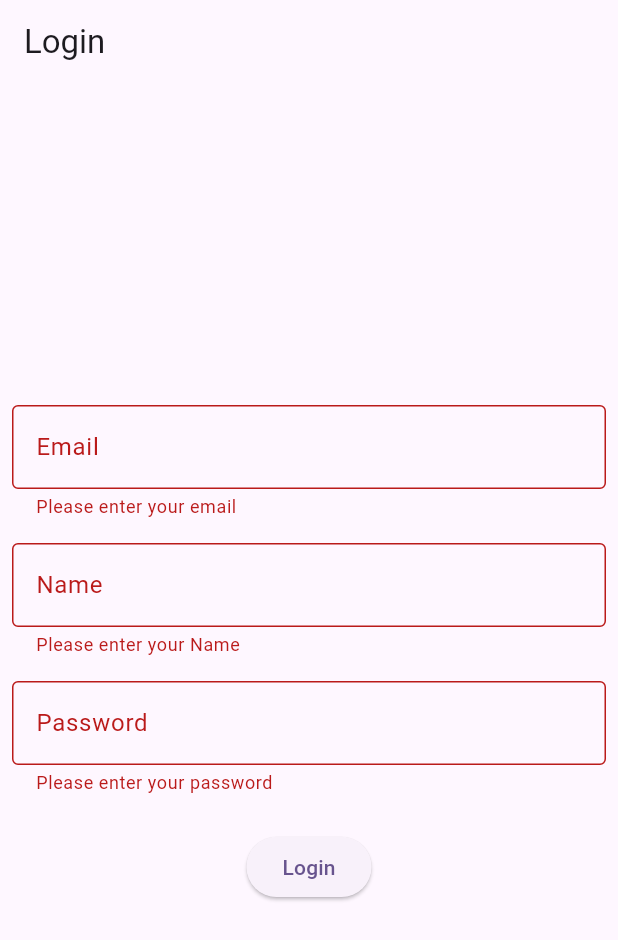
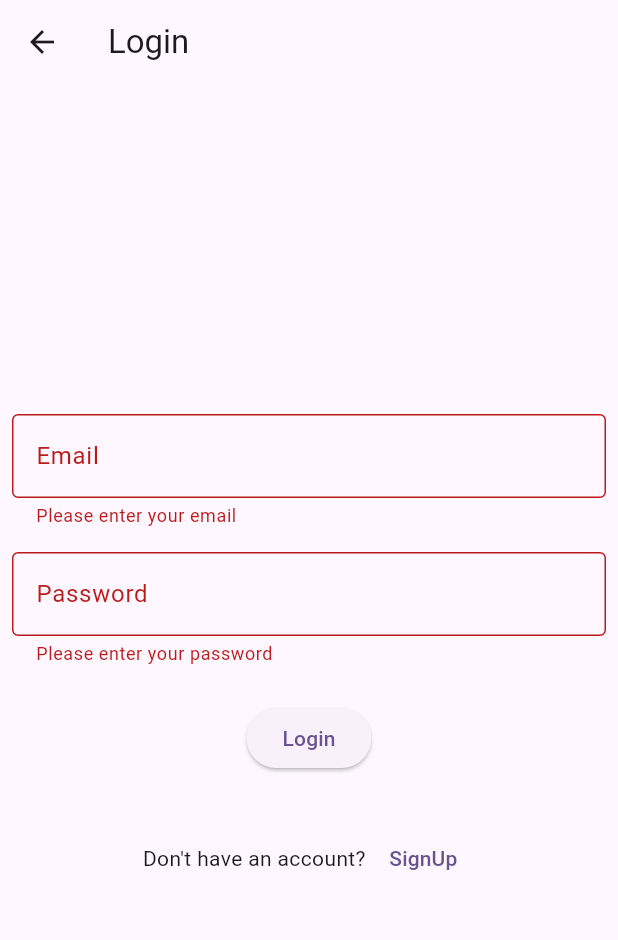
Before and after one commit to sakethshetty/streamSpot, a Flutter app: the screen it shows after launch, after a tap on "Login", on a phone screen of 412 x 824 dp. Shown: the top 940 px of the screen. Run offline on Flutter 3.47's test engine with Material 3 defaults, Android fonts, the phone set to English and light mode, and no system bars.

Commit message:
App frontend initial design done

```diff
--- /dev/null
+++ b/app/lib/app/pages/homePage/home_page.dart
@@ -0,0 +1,49 @@
+import 'package:flutter/material.dart';
+import 'package:app/app/widgets/bottom_nav_bar.dart';
+import 'package:app/app/pages/userDetailsPage/user_detail_page.dart';
+import 'package:app/app/pages/homePage/video_list_page.dart';
+import 'package:app/app/widgets/drawer.dart';
+// import 'dart:convert';
+
+
+class HomePage extends StatefulWidget {
+  const HomePage({super.key});
+  @override
+  HomePageState createState() => HomePageState();
+}
+
+class HomePageState extends State<HomePage> {
+  int _selectedIndex = 0;
+
+  void _onItemTapped(int index) {
+    setState(() {
+      print(_pages.length);
+      _selectedIndex = index;
+    });
+  }
+
+  // List of pages for navigation
+  final List<Widget> _pages = [
+    const VideoListPage(), // VideoListPage is now one of the pages
+    const AccountDetailsPage()
+    // Add other pages here
+  ];
+
+  @override
+  Widget build(BuildContext context) {
+    return Scaffold(
+      appBar: AppBar(
+        title: const Text('StreamSpot'),
+        backgroundColor: Colors.redAccent,
+      ),
+      drawer: const CustomDrawer(),
+      body: Center(
+        child: _pages.elementAt(_selectedIndex), // Display the page based on the index
+      ),
+      bottomNavigationBar: CustomBottomNavBar(
+        selectedIndex: _selectedIndex,
+        onItemTapped: _onItemTapped,
+      ),
+    );
+  }
+}
--- /dev/null
+++ b/app/lib/app/pages/homePage/video_list_page.dart
@@ -0,0 +1,36 @@
+import 'package:flutter/material.dart';
+
+class VideoListPage extends StatefulWidget {
+  const VideoListPage({super.key});
+
+  @override
+  VideoListPageState createState() => VideoListPageState();
+}
+
+class VideoListPageState extends State<VideoListPage> {
+  List videos = [];
+
+  @override
+  void initState() {
+    super.initState();
+    fetchVideos();
+  }
+
+  Future<void> fetchVideos() async {
+    // Your existing fetchVideos logic
+  }
+
+  @override
+  Widget build(BuildContext context) {
+    return ListView.builder(
+      itemCount: videos.length,
+      itemBuilder: (context, index) {
+        var video = videos[index];
+        return ListTile(
+          title: Text(video),
+          // Add onTap or other event handling as needed
+        );
+      },
+    );
+  }
+}
--- a/app/lib/app/pages/login_page/login_page.dart
+++ b/app/lib/app/pages/login_page/login_page.dart
@@ -12,18 +12,18 @@
   final _formKey = GlobalKey<FormState>();
   String _email = '';
   String _password = '';
-  String _name = '';
 
   void _submit() async {
+    print(_email);
+    print(_password);
     if (_formKey.currentState?.validate() ?? false) {
       _formKey.currentState?.save();
       var response = await http.post(
-        Uri.parse('http://10.0.2.2:5000/signup'),
+        Uri.parse('http://10.0.2.2:5000/api/login'),
         headers: <String, String>{
           'Content-Type': 'application/json; charset=UTF-8',
         },
         body: jsonEncode(<String, String>{
-          'name': _name,
           'email': _email,
           'password': _password,
         }),
@@ -73,22 +73,6 @@
               padding: const EdgeInsets.all(8.0),
               child: TextFormField(
                 decoration: const InputDecoration(
-                  labelText: 'Name',
-                  border: OutlineInputBorder(),
-                ),
-                validator: (value) {
-                  if (value?.isEmpty ?? false) {
-                    return 'Please enter your Name';
-                  }
-                  return null;
-                },
-                onSaved: (value) => _name = value!,
-              ),
-            ),
-            Padding(
-              padding: const EdgeInsets.all(8.0),
-              child: TextFormField(
-                decoration: const InputDecoration(
                   labelText: 'Password',
                   border: OutlineInputBorder(),
                 ),
@@ -109,6 +93,22 @@
                 child: const Text('Login'),
               ),
             ),
+            Padding(
+              padding: const EdgeInsets.symmetric(vertical: 16.0),
+              child: Row(
+                mainAxisAlignment: MainAxisAlignment.center,
+                children: <Widget>[
+                  const Text('Don\'t have an account? '),
+                  TextButton(
+                    onPressed: () {
+                      // Navigate to the login page
+                      Navigator.of(context).pushNamed('/signup');
+                    },
+                    child: const Text('SignUp'),
+                  ),
+                ],
+              ),
+            )
           ],
         ),
       ),
--- /dev/null
+++ b/app/lib/app/widgets/bottom_nav_bar.dart
@@ -0,0 +1,34 @@
+import 'package:flutter/material.dart';
+
+class CustomBottomNavBar extends StatelessWidget {
+  final int selectedIndex;
+  final Function(int) onItemTapped;
+
+  const CustomBottomNavBar({
+    super.key,
+    required this.selectedIndex,
+    required this.onItemTapped,
+  });
+
+  @override
+  Widget build(BuildContext context) {
+    return BottomNavigationBar(
+      items: const <BottomNavigationBarItem>[
+        BottomNavigationBarItem(
+          icon: Icon(Icons.home),
+          label: 'Home',
+          backgroundColor: Colors.red,
+        ),
+        BottomNavigationBarItem(
+          icon: Icon(Icons.account_circle),
+          label: 'Account',
+          backgroundColor: Colors.green,
+        ),
+        // Add more items if needed
+      ],
+      currentIndex: selectedIndex,
+      selectedItemColor: Colors.amber[800],
+      onTap: onItemTapped,
+    );
+  }
+}
--- a/app/lib/main.dart
+++ b/app/lib/main.dart
@@ -1,8 +1,8 @@
 import 'package:flutter/material.dart';
-// import 'app/pages/signup_page/signup_page.dart';
+import 'app/pages/homePage/home_page.dart';
 import 'app/pages/login_page/login_page.dart';
-// import 'app/pages/home_page/home_page.dart';
-// import 'app/pages/userdetail_page/userdetail_page.dart';
+import 'app/pages/userDetailsPage/user_detail_page.dart';
+import 'app/pages/signupPage/signup_page.dart';
 void main() {
   runApp(const MyApp());
 }
@@ -20,12 +20,12 @@
         colorScheme: ColorScheme.fromSeed(seedColor: Colors.deepPurple),
         useMaterial3: true,
       ),
-      initialRoute: '/',
+      initialRoute: '/login',
       routes: {
-        '/': (context) => const LoginPage(),
-        // '/signup': (context) => SignupPage(),
-        // '/home': (context) => HomePage(),
-        // '/userdetail': (context) => UserDetailPage(),
+        '/': (context) => const HomePage(),
+        '/signup': (context) => const SignUpPage(),
+        '/login': (context) => const LoginPage(),
+        '/userdetail': (context) => const AccountDetailsPage(),
       }
     );
   }
```
Also changed, not shown: app/lib/app/pages/signupPage/signup_page.dart (+135 -0 lines), app/lib/app/pages/userDetailsPage/user_detail_page.dart (added, +89 -0 lines), app/lib/app/widgets/drawer.dart (added, +43 -0 lines).
